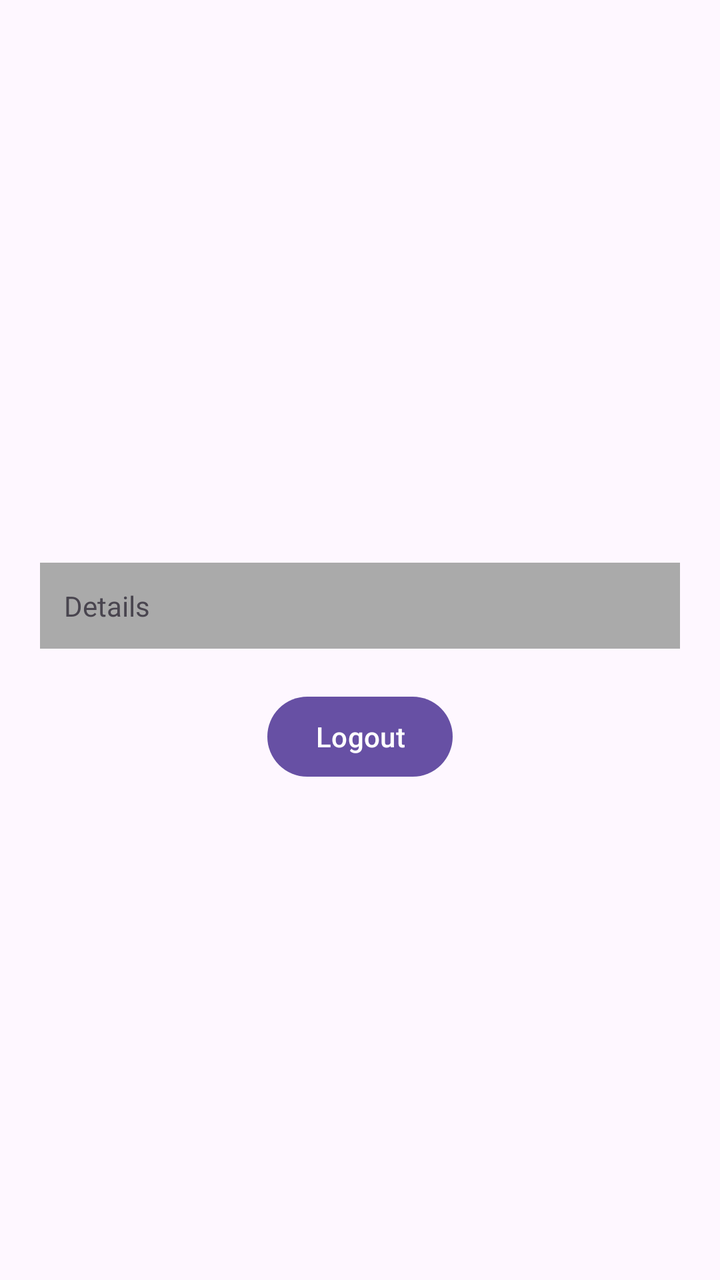
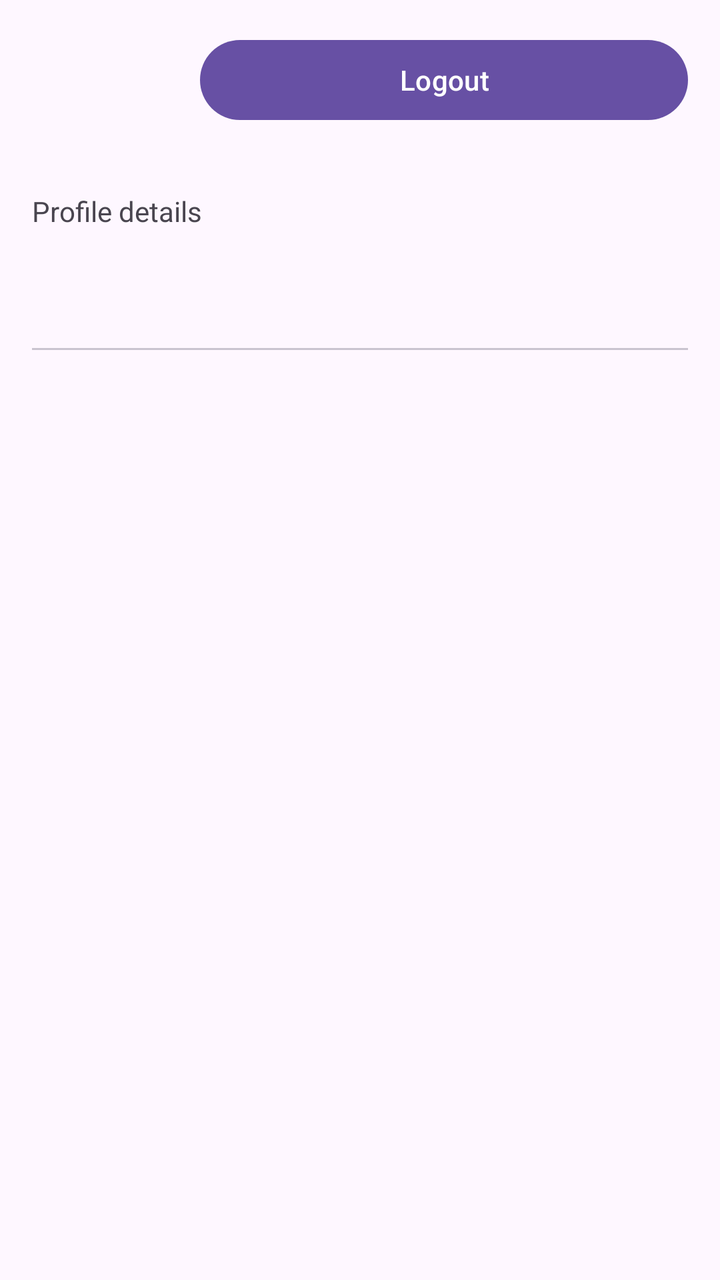

Compare the two renders of this Android layout. The source of the first and the diff that turns it into the second are given below.
<!-- AndroidManifest.xml: application theme Theme.STMSApp -->
<!-- res/layout/activity_student_profile.xml -->
<?xml version="1.0" encoding="utf-8"?>
<ScrollView xmlns:android="http://schemas.android.com/apk/res/android"
    android:padding="20dp"
    android:layout_width="match_parent"
    android:layout_height="match_parent">

    <LinearLayout
        android:gravity="center_horizontal"
        android:orientation="vertical"
        android:layout_width="match_parent"
        android:layout_height="wrap_content">

        <ImageView
            android:id="@+id/imgStudent"
            android:src="@android:drawable/sym_def_app_icon"
            android:layout_width="120dp"
            android:layout_height="120dp"
            android:layout_marginTop="12dp"/>

        <TextView
            android:id="@+id/tvName"
            android:textStyle="bold"
            android:textSize="22sp"
            android:layout_marginTop="12dp"
            android:layout_width="wrap_content"
            android:layout_height="wrap_content"/>

        <TextView
            android:id="@+id/tvId"
            android:layout_width="wrap_content"
            android:layout_height="wrap_content"/>
        <TextView
            android:id="@+id/tvClass"
            android:layout_width="wrap_content"
            android:layout_height="wrap_content"/>
        <TextView
            android:id="@+id/tvResult"
            android:layout_width="wrap_content"
            android:layout_height="wrap_content"/>
        <TextView
            android:id="@+id/tvNote"
            android:layout_width="wrap_content"
            android:layout_height="wrap_content"/>

        <TextView
            android:id="@+id/tvDetails"
            android:layout_width="match_parent"
            android:layout_height="wrap_content"
            android:layout_marginTop="12dp"
            android:padding="12dp"
            android:text="Details"
            android:background="@android:color/darker_gray"/>


        
        <Button
            android:id="@+id/btnLogout"
            android:layout_width="wrap_content"
            android:layout_height="wrap_content"
            android:layout_marginTop="20dp"
            android:text="Logout"/>

    </LinearLayout>
</ScrollView>
<!-- resources referenced by this layout -->
<resources>
  <style name="Theme.STMSApp" parent="Base.Theme.STMSApp" />
  <style name="Base.Theme.STMSApp" parent="Theme.Material3.DayNight.NoActionBar">
          
          
      </style>
</resources>

<!-- the commit's change to res/layout/activity_student_profile.xml (unified diff, before → after) -->
@@ -1,64 +1,39 @@
 <?xml version="1.0" encoding="utf-8"?>
-<ScrollView xmlns:android="http://schemas.android.com/apk/res/android"
-    android:padding="20dp"
-    android:layout_width="match_parent"
-    android:layout_height="match_parent">
+<LinearLayout xmlns:android="http://schemas.android.com/apk/res/android"
+    xmlns:app="http://schemas.android.com/apk/res-auto"
+    android:orientation="vertical" android:padding="16dp"
+    android:layout_width="match_parent" android:layout_height="match_parent">
 
-    <LinearLayout
-        android:gravity="center_horizontal"
-        android:orientation="vertical"
+    <LinearLayout android:orientation="horizontal"
+        android:layout_width="match_parent" android:layout_height="wrap_content">
+        <ImageView android:id="@+id/imgStudent"
+            android:src="@android:drawable/sym_def_app_icon"
+            android:layout_width="72dp" android:layout_height="72dp"/>
+        <LinearLayout android:orientation="vertical" android:paddingStart="12dp"
+            android:layout_width="wrap_content" android:layout_height="wrap_content">
+            <TextView android:id="@+id/tvName" android:textStyle="bold" android:textSize="20sp"
+                android:layout_width="wrap_content" android:layout_height="wrap_content"/>
+            <TextView android:id="@+id/tvId" android:layout_width="wrap_content" android:layout_height="wrap_content"/>
+            <TextView android:id="@+id/tvClass" android:layout_width="wrap_content" android:layout_height="wrap_content"/>
+        </LinearLayout>
+        <Button android:id="@+id/btnLogout" android:text="Logout"
+            android:layout_width="wrap_content" android:layout_height="wrap_content"
+            android:layout_gravity="end" android:layout_weight="1"/>
+    </LinearLayout>
+
+    <TextView android:id="@+id/tvDetails" android:text="Profile details"
+        android:layout_width="match_parent" android:layout_height="wrap_content"
+        android:layout_marginTop="8dp"/>
+
+    <com.google.android.material.tabs.TabLayout
+        android:id="@+id/tabDays"
         android:layout_width="match_parent"
-        android:layout_height="wrap_content">
+        android:layout_height="wrap_content"
+        app:tabMode="scrollable" android:layout_marginTop="12dp"/>
 
-        <ImageView
-            android:id="@+id/imgStudent"
-            android:src="@android:drawable/sym_def_app_icon"
-            android:layout_width="120dp"
-            android:layout_height="120dp"
-            android:layout_marginTop="12dp"/>
-
-        <TextView
-            android:id="@+id/tvName"
-            android:textStyle="bold"
-            android:textSize="22sp"
-            android:layout_marginTop="12dp"
-            android:layout_width="wrap_content"
-            android:layout_height="wrap_content"/>
-
-        <TextView
-            android:id="@+id/tvId"
-            android:layout_width="wrap_content"
-            android:layout_height="wrap_content"/>
-        <TextView
-            android:id="@+id/tvClass"
-            android:layout_width="wrap_content"
-            android:layout_height="wrap_content"/>
-        <TextView
-            android:id="@+id/tvResult"
-            android:layout_width="wrap_content"
-            android:layout_height="wrap_content"/>
-        <TextView
-            android:id="@+id/tvNote"
-            android:layout_width="wrap_content"
-            android:layout_height="wrap_content"/>
-
-        <TextView
-            android:id="@+id/tvDetails"
-            android:layout_width="match_parent"
-            android:layout_height="wrap_content"
-            android:layout_marginTop="12dp"
-            android:padding="12dp"
-            android:text="Details"
-            android:background="@android:color/darker_gray"/>
-
-
-        
-        <Button
-            android:id="@+id/btnLogout"
-            android:layout_width="wrap_content"
-            android:layout_height="wrap_content"
-            android:layout_marginTop="20dp"
-            android:text="Logout"/>
-
-    </LinearLayout>
-</ScrollView>
+    <androidx.recyclerview.widget.RecyclerView
+        android:id="@+id/rvRoutine"
+        android:layout_width="match_parent"
+        android:layout_height="0dp"
+        android:layout_weight="1"/>
+</LinearLayout>
